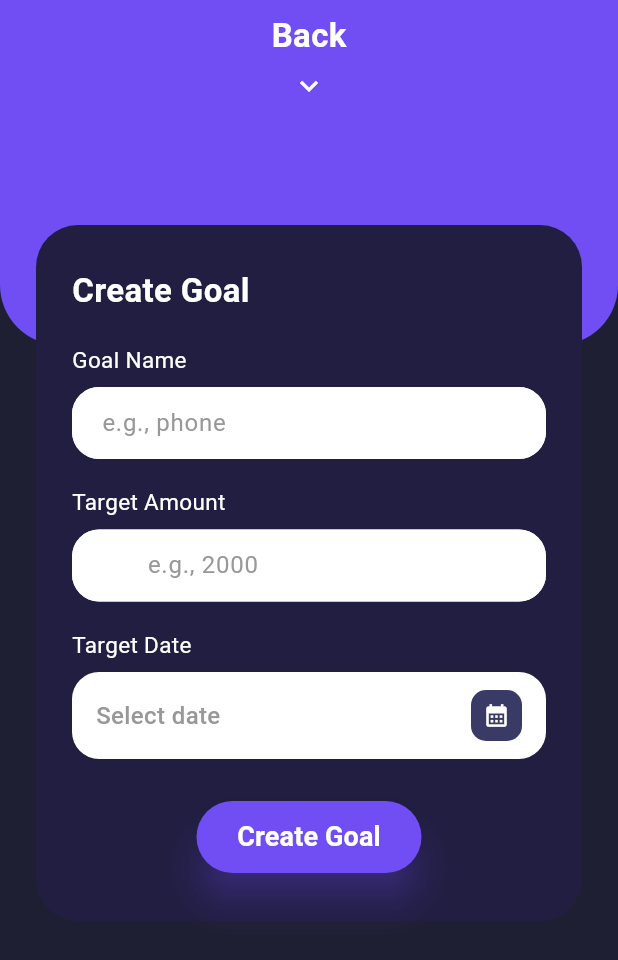
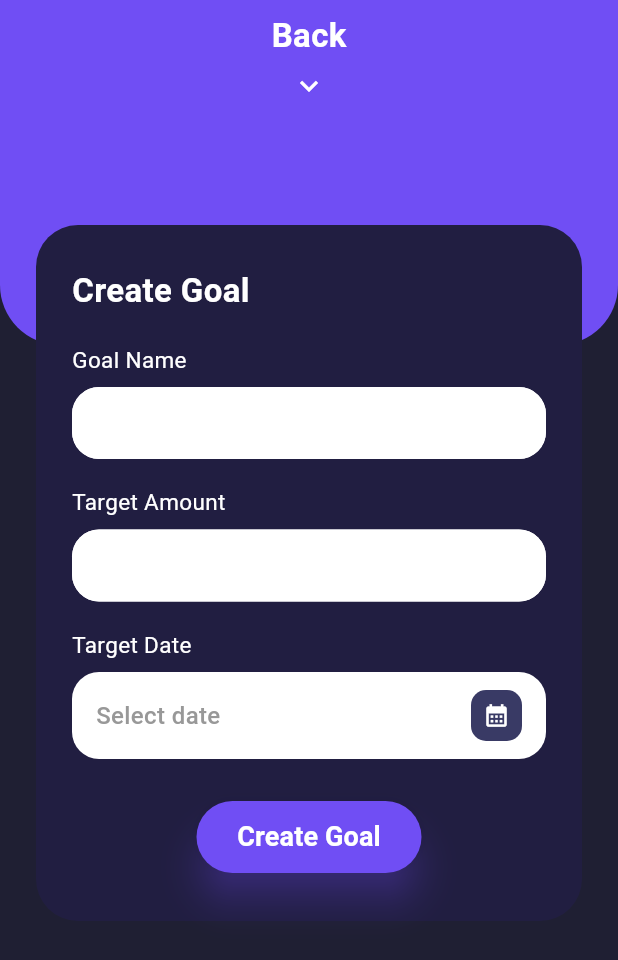
Before and after one commit to Nouraaabdullah/2025_GP1_9, a Flutter app: the CreateGoalPage screen opened directly, on a phone screen of 412 x 824 dp. Shown: the top 960 px of the screen. Run offline on Flutter 3.47's test engine with Material 3 defaults, Android fonts, the phone set to English and light mode, and no system bars; our stand-ins replace font_awesome_flutter, supabase_flutter; accounts and stored records are empty; Roboto replaces fonts that are missing (Poppins).

Commit message:
style changes

```diff
--- a/lib/screens/Savings/create_goal_page.dart
+++ b/lib/screens/Savings/create_goal_page.dart
@@ -237,7 +237,7 @@ class _CreateGoalPageState extends State<CreateGoalPage> {
                           controller: _titleCtrl,
                           textInputAction: TextInputAction.next,
                           style: const TextStyle(color: Colors.black),
-                          decoration: _inputDecoration(hint: 'e.g., phone'),
+                          decoration: _inputDecoration(),
                           onChanged: (_) => setState(() => _titleError = null),
                         ),
                       ),
@@ -258,7 +258,7 @@ class _CreateGoalPageState extends State<CreateGoalPage> {
                           keyboardType: TextInputType.number,
                           inputFormatters: [FilteringTextInputFormatter.digitsOnly],
                           style: const TextStyle(color: Colors.black),
-                          decoration: _inputDecoration(hint: 'e.g., 2000').copyWith(
+                          decoration: _inputDecoration().copyWith(
                             prefixText: 'SAR  ',
                             prefixStyle: const TextStyle(
                               fontSize: 12,
```
Also changed, not shown: lib/screens/Savings/savings_page.dart (+4 -3 lines).
